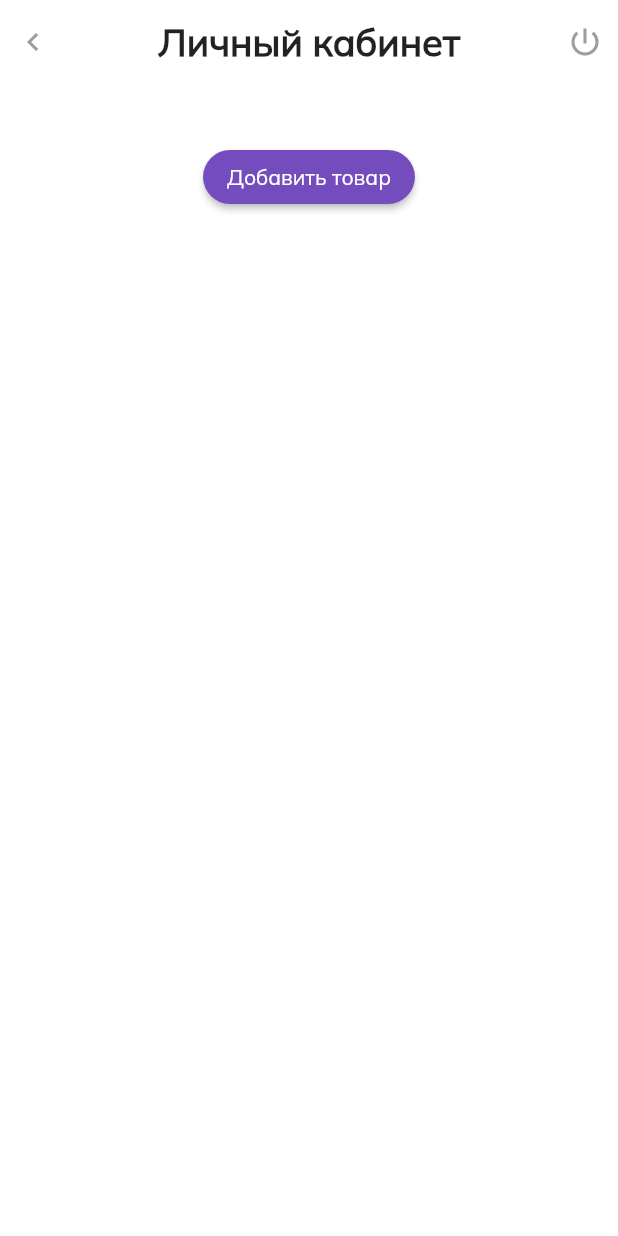
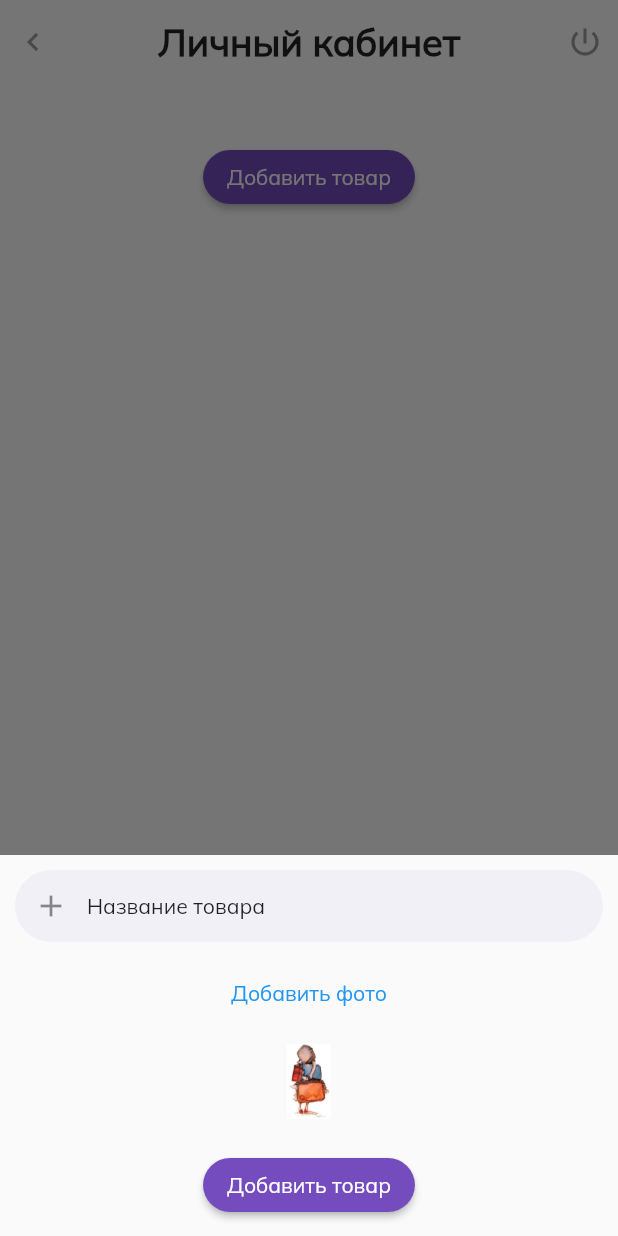
Before and after one commit to gooodwin67/xlam_app, a Flutter app: the AccountScreenWidget screen opened by its route, after a tap on "Добавить товар", on a phone screen of 412 x 824 dp. Run offline on Flutter 3.47's test engine with Material 2 defaults, Android fonts, the phone set to English and light mode, and no system bars; our stand-ins replace cloud_firestore, firebase_auth, firebase_core, flutter_spinkit, go_router, image_picker; accounts and stored records are empty.

Commit message:
add prod

```diff
--- a/lib/provider/accountProvider.dart
+++ b/lib/provider/accountProvider.dart
@@ -1,6 +1,7 @@
 // ignore_for_file: public_member_api_docs, sort_constructors_first
 import 'package:cloud_firestore/cloud_firestore.dart';
 import 'package:flutter/material.dart';
+import 'package:image_picker/image_picker.dart';
 
 class AccountProvider extends ChangeNotifier {
   bool dataIsLoaded = false;
@@ -47,6 +48,19 @@ class AccountProvider extends ChangeNotifier {
     dataIsLoaded = true;
     notifyListeners();
   }
+
+  XFile? image;
+
+  final ImagePicker picker = ImagePicker();
+
+  Future getImage(ImageSource media) async {
+    var img = await picker.pickImage(source: ImageSource.gallery);
+    image = img;
+    print(image!.path);
+    notifyListeners();
+  }
+
+  notifyListeners();
 }
 
 class Product {
--- a/lib/provider/mainScreenProvider.dart
+++ b/lib/provider/mainScreenProvider.dart
@@ -19,7 +19,7 @@ class MainScreenProvider extends ChangeNotifier {
         listIds.add(doc['id']);
       }
     });
-    //print(listIds);
+
     for (var prod in listIds) {
       await db
           .collection("users")
@@ -29,6 +29,7 @@ class MainScreenProvider extends ChangeNotifier {
           .then((value) {
         //print(value.docs.length);
         for (var doc in value.docs) {
+          //listProds.add(doc.data());
           print(doc.data());
         }
       });
--- a/lib/screens/main_screens/account_screen/account_screen.dart
+++ b/lib/screens/main_screens/account_screen/account_screen.dart
@@ -1,3 +1,5 @@
+import 'dart:io';
+
 import 'package:firebase_auth/firebase_auth.dart';
 import 'package:flutter/cupertino.dart';
 import 'package:flutter/material.dart';
@@ -5,6 +7,7 @@ import 'package:flutter/src/widgets/container.dart';
 import 'package:flutter/src/widgets/framework.dart';
 import 'package:flutter_spinkit/flutter_spinkit.dart';
 import 'package:go_router/go_router.dart';
+import 'package:image_picker/image_picker.dart';
 import 'package:provider/provider.dart';
 import 'package:xlam_app/constants/constants.dart';
 import 'package:xlam_app/provider/accountProvider.dart';
@@ -27,6 +30,8 @@ class _AccountScreenWidgetState extends State<AccountScreenWidget> {
   @override
   Widget build(BuildContext context) {
     String userName = context.watch<AccountProvider>().userName;
+    XFile? image = context.watch<AccountProvider>().image;
+
     List productList = context.read<AccountProvider>().productsList;
     bool dataIsLoaded = false;
     dataIsLoaded = context.read<AccountProvider>().dataIsLoaded;
@@ -114,7 +119,90 @@ class _AccountScreenWidgetState extends State<AccountScreenWidget> {
                               ),
                             ),
                       ElevatedButton(
-                        onPressed: () {},
+                        onPressed: () {
+                          showModalBottomSheet(
+                              context: context,
+                              builder: (BuildContext context) {
+                                return SingleChildScrollView(
+                                  child: Padding(
+                                    padding: EdgeInsets.all(mainPadding),
+                                    child: Column(
+                                      children: [
+                                        TextField(
+                                          style: Theme.of(context)
+                                              .textTheme
+                                              .bodyText1,
+                                          decoration: InputDecoration(
+                                            floatingLabelBehavior:
+                                                FloatingLabelBehavior.never,
+                                            contentPadding: EdgeInsets.zero,
+                                            filled: true,
+                                            fillColor: Color(0xffF2F0F7),
+                                            prefixIcon: Icon(Icons.add),
+                                            label: Text(
+                                              'Название товара',
+                                              style: Theme.of(context)
+                                                  .textTheme
+                                                  .bodyText1,
+                                            ),
+                                            enabledBorder: OutlineInputBorder(
+                                              borderRadius:
+                                                  BorderRadius.circular(50),
+                                              borderSide: BorderSide(
+                                                  color: Colors.transparent,
+                                                  width: 0),
+                                            ),
+                                            focusedBorder: OutlineInputBorder(
+                                              borderRadius:
+                                                  BorderRadius.circular(50),
+                                              borderSide: BorderSide(
+                                                  color: Colors.transparent,
+                                                  width: 0),
+                                            ),
+                                          ),
+                                        ),
+                                        SizedBox(height: 10),
+                                        TextButton(
+                                            onPressed: () {
+                                              context
+                                                  .read<AccountProvider>()
+                                                  .getImage(ImageSource.camera);
+                                            },
+                                            child: Text('Добавить фото')),
+                                        SizedBox(height: 10),
+                                        Container(
+                                          width: 50,
+                                          height: 50,
+                                          child: image == null
+                                              ? Image.asset(
+                                                  'assets/images/login-img.jpg')
+                                              : Image.asset(image.path),
+                                        ),
+                                        SizedBox(height: 20),
+                                        ElevatedButton(
+                                          onPressed: () {},
+                                          style: ButtonStyle(
+                                            backgroundColor:
+                                                MaterialStateProperty.all(
+                                                    mainColor),
+                                            shape: MaterialStateProperty.all(
+                                              RoundedRectangleBorder(
+                                                borderRadius:
+                                                    BorderRadius.circular(50),
+                                              ),
+                                            ),
+                                          ),
+                                          child: const Text(
+                                            'Добавить товар',
+                                            style: TextStyle(fontSize: 14),
+                                          ),
+                                        )
+                                      ],
+                                    ),
+                                  ),
+                                );
+                              });
+                        },
                         style: ButtonStyle(
                           backgroundColor: MaterialStateProperty.all(mainColor),
                           shape: MaterialStateProperty.all(
--- a/pubspec.yaml
+++ b/pubspec.yaml
@@ -34,6 +34,7 @@ dependencies:
   provider: ^6.0.5
   go_router: ^7.1.1
   flutter_spinkit: ^5.2.0
+  image_picker: ^0.8.7+5
 
 
 
```
Also changed, not shown: pubspec.lock, 2 other files.
